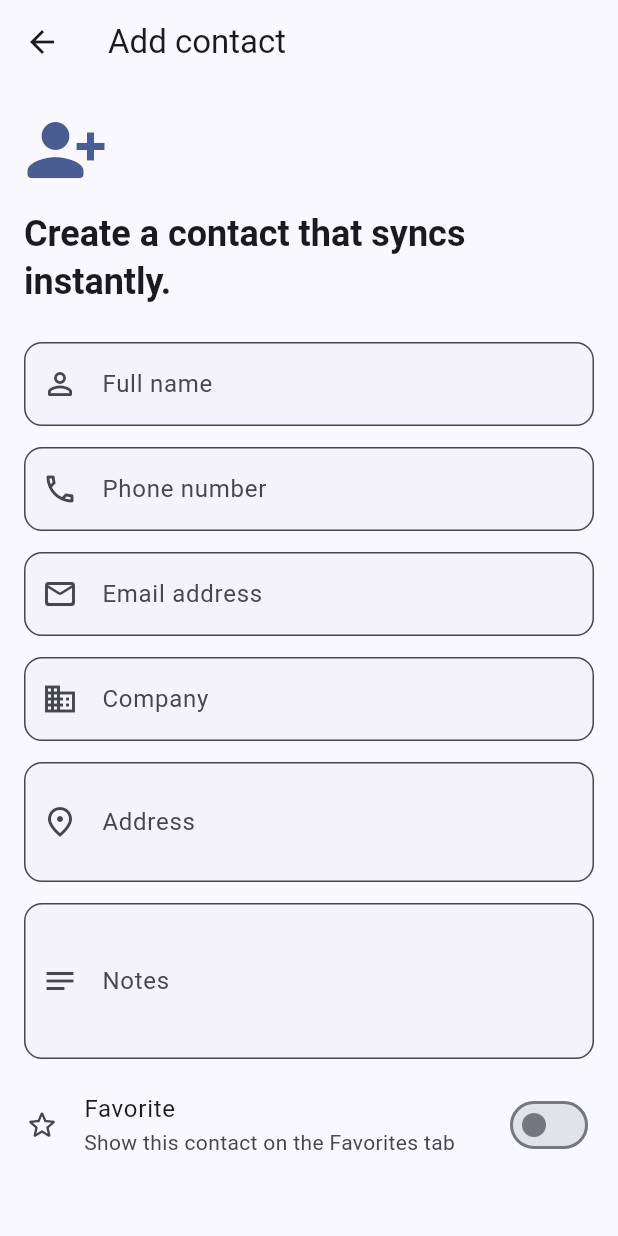
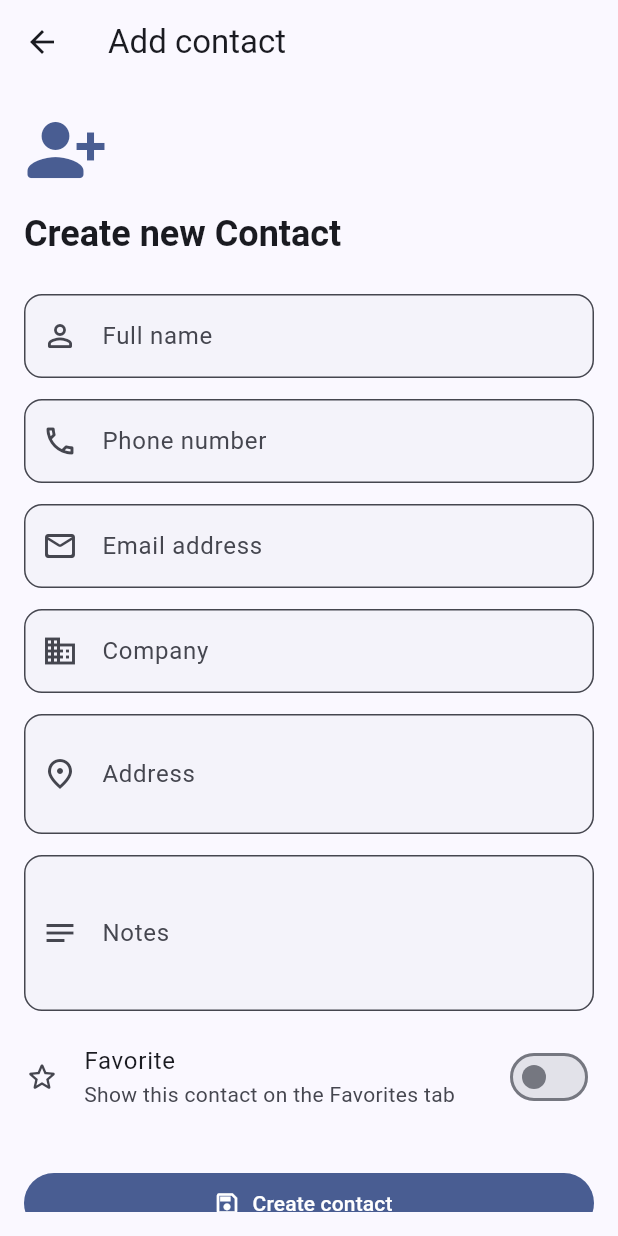
Before and after one commit to Abhishekbhawsar/contact_app, a Flutter app: the screen it shows after launch, item 2 of the bottom bar chosen, after a tap on "Add", on a phone screen of 412 x 824 dp. Run offline on Flutter 3.47's test engine with Material 3 defaults, Android fonts, the phone set to English and light mode, and no system bars; our stand-ins replace cloud_firestore, connectivity_plus, firebase_core; accounts and stored records are empty.

```diff
--- a/lib/main.dart
+++ b/lib/main.dart
@@ -1,5 +1,6 @@
 import 'package:firebase_core/firebase_core.dart';
 import 'package:flutter/material.dart';
+import 'package:flutter/services.dart';
 import 'package:provider/provider.dart';
 
 import 'core/constants/app_constants.dart';
@@ -15,7 +16,6 @@ Future<void> main() async {
   WidgetsFlutterBinding.ensureInitialized();
   await SystemChrome.setPreferredOrientations([
     DeviceOrientation.portraitUp,
-    DeviceOrientation.portraitDown,
   ]);
 
   var firebaseConfigured = false;
--- a/lib/screens/add_edit_contact/add_edit_contact_screen.dart
+++ b/lib/screens/add_edit_contact/add_edit_contact_screen.dart
@@ -264,7 +264,7 @@ class _HeaderText extends StatelessWidget {
   @override
   Widget build(BuildContext context) {
     return Text(
-      isEditing ? 'Keep contact details accurate.' : 'Create a contact that syncs instantly.',
+      isEditing ? 'Keep contact details accurate.' : 'Create new Contact',
       style: Theme.of(context).textTheme.headlineSmall?.copyWith(fontWeight: FontWeight.w700),
     );
   }
```
